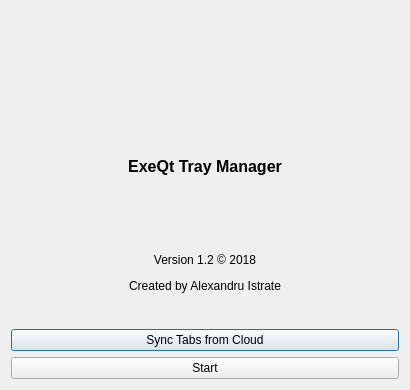
Old version of the form ExeQt/mainpage.ui in the repository AlexandruIstrate/ExeQt.
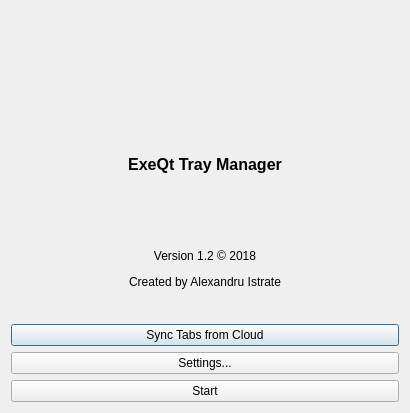
New version of the form. Icons and pictures are not drawn.

Commit message: Improved settings and compatibility with the operating system

Diff of the .ui file:
```diff
--- a/ExeQt/mainpage.ui
+++ b/ExeQt/mainpage.ui
@@ -7,7 +7,7 @@
     <x>0</x>
     <y>0</y>
     <width>410</width>
-    <height>390</height>
+    <height>413</height>
    </rect>
   </property>
   <property name="windowTitle">
@@ -67,6 +67,13 @@
      </property>
     </widget>
    </item>
+   <item>
+    <widget class="QPushButton" name="btnSettings">
+     <property name="text">
+      <string>Settings...</string>
+     </property>
+    </widget>
+   </item>
    <item>
     <widget class="QPushButton" name="btnContinue">
      <property name="text">
```
The commit also changes 130 other files.
